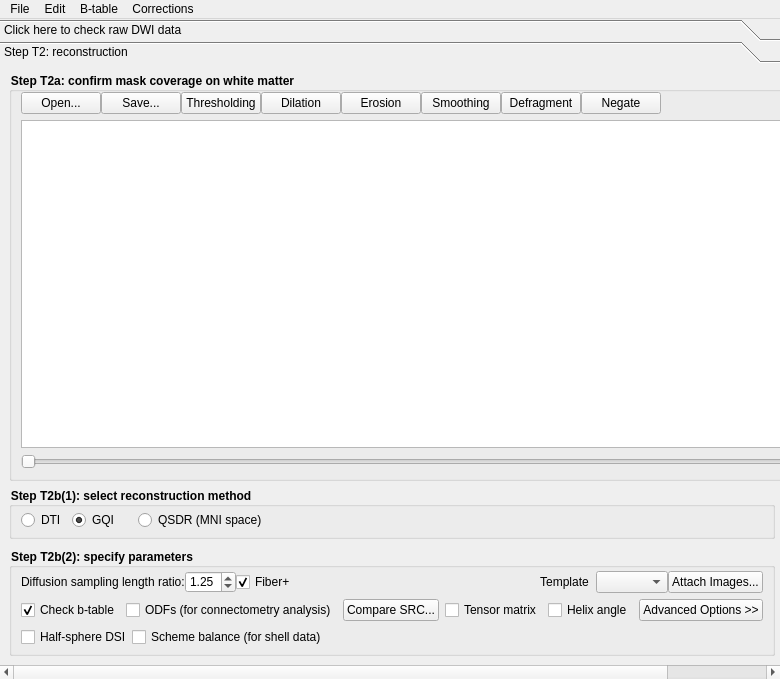
Above: reconstruction/reconstruction_window.ui from frankyeh/DSI-Studio before the change. Below: the same form after it.
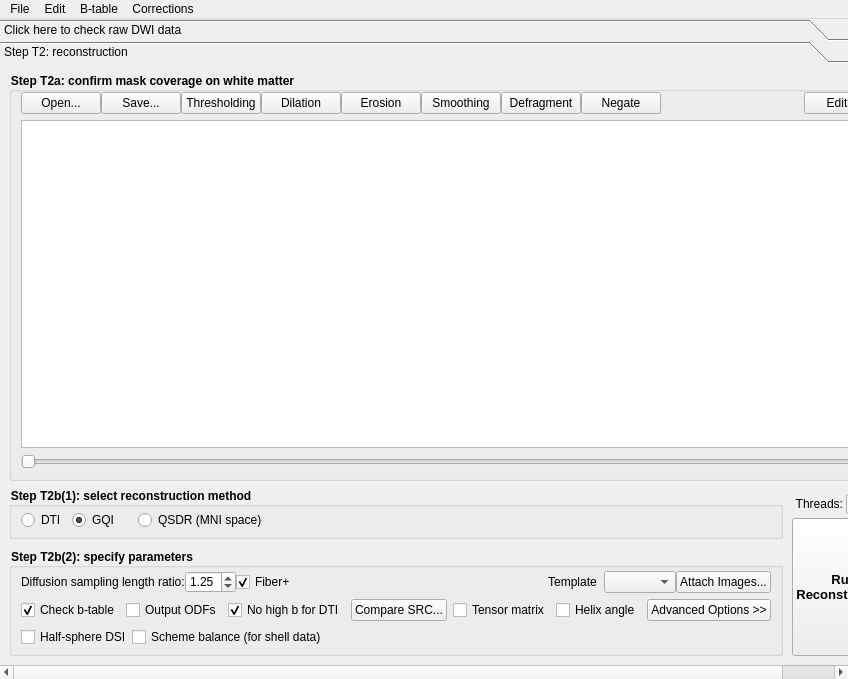
That is the form after the change. Icons and pictures are not drawn.

```diff
--- a/reconstruction/reconstruction_window.ui
+++ b/reconstruction/reconstruction_window.ui
@@ -6,7 +6,7 @@
    <rect>
     <x>0</x>
     <y>0</y>
-    <width>780</width>
+    <width>848</width>
     <height>679</height>
    </rect>
   </property>
@@ -395,7 +395,7 @@
         <rect>
          <x>0</x>
          <y>0</y>
-         <width>862</width>
+         <width>869</width>
          <height>599</height>
         </rect>
        </property>
@@ -805,7 +805,20 @@
                  <item>
                   <widget class="QCheckBox" name="RecordODF">
                    <property name="text">
-                    <string>ODFs (for connectometry analysis)</string>
+                    <string>Output ODFs</string>
+                   </property>
+                  </widget>
+                 </item>
+                 <item>
+                  <widget class="QCheckBox" name="dti_no_high_b">
+                   <property name="statusTip">
+                    <string>calculate DTI metrics by using only b &lt; 1750</string>
+                   </property>
+                   <property name="text">
+                    <string>No high b for DTI</string>
+                   </property>
+                   <property name="checked">
+                    <bool>true</bool>
                    </property>
                   </widget>
                  </item>
@@ -1036,7 +1049,7 @@
     <rect>
      <x>0</x>
      <y>0</y>
-     <width>780</width>
+     <width>848</width>
      <height>21</height>
     </rect>
    </property>
```
Left out of the diff: 11 changed lines with no effect on the pictures.
